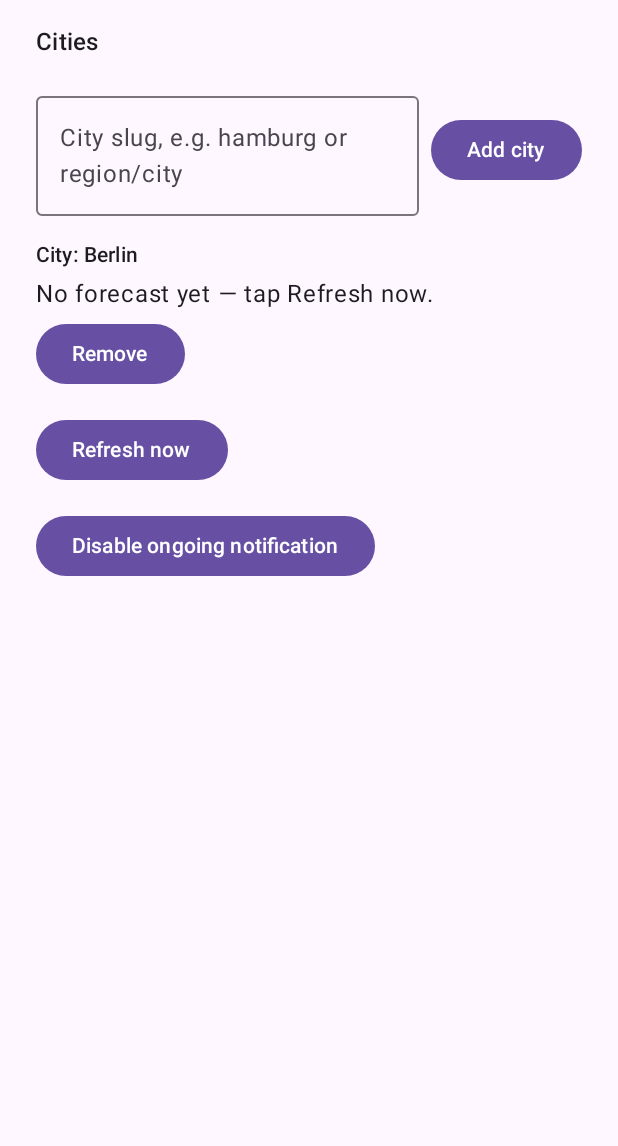
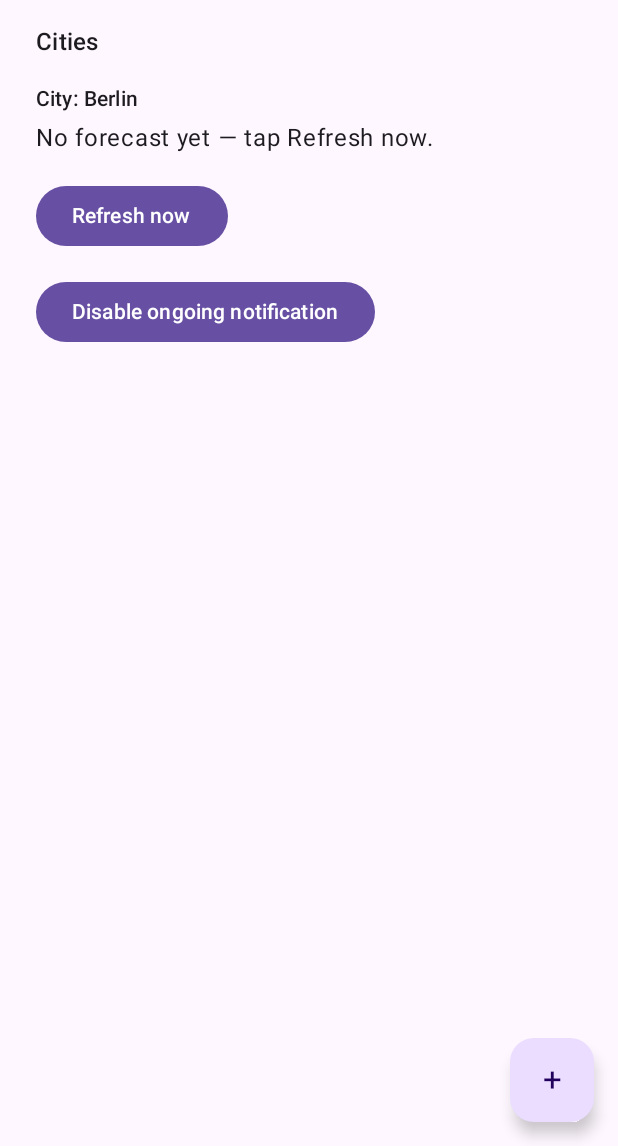
Before and after one commit to jayp33/Sonnenregen, an Android app built with Jetpack Compose: the screen it shows after launch (MainActivity), on a phone screen of 412 x 824 dp, the part 90-1236 px from its top. Run offline under Robolectric (Android 15) with nearby library versions, the phone set to English and light mode, and no system bars; 1 statement that could not run was skipped.

Commit message:
Tidy city UI: tappable grid, dialog add, details-only remove

```diff
--- a/app/src/main/java/de/jayp33/sonnenregen/ui/WeatherScreen.kt
+++ b/app/src/main/java/de/jayp33/sonnenregen/ui/WeatherScreen.kt
@@ -5,16 +5,20 @@ import android.content.pm.PackageManager
 import android.os.Build
 import androidx.activity.compose.rememberLauncherForActivityResult
 import androidx.activity.result.contract.ActivityResultContracts
+import androidx.compose.foundation.clickable
 import androidx.compose.foundation.layout.Arrangement
 import androidx.compose.foundation.layout.Column
-import androidx.compose.foundation.layout.Row
 import androidx.compose.foundation.layout.fillMaxSize
+import androidx.compose.foundation.layout.fillMaxWidth
 import androidx.compose.foundation.layout.padding
 import androidx.compose.foundation.rememberScrollState
 import androidx.compose.foundation.verticalScroll
+import androidx.compose.material3.AlertDialog
 import androidx.compose.material3.Button
+import androidx.compose.material3.FloatingActionButton
 import androidx.compose.material3.MaterialTheme
 import androidx.compose.material3.OutlinedTextField
+import androidx.compose.material3.Scaffold
 import androidx.compose.material3.Surface
 import androidx.compose.material3.Text
 import androidx.compose.material3.TextButton
@@ -25,10 +29,11 @@ import androidx.compose.runtime.mutableStateOf
 import androidx.compose.runtime.remember
 import androidx.compose.runtime.rememberCoroutineScope
 import androidx.compose.runtime.setValue
-import androidx.compose.ui.Alignment
 import androidx.compose.ui.Modifier
 import androidx.compose.ui.platform.LocalContext
 import androidx.compose.ui.res.stringResource
+import androidx.compose.ui.semantics.contentDescription
+import androidx.compose.ui.semantics.semantics
 import androidx.compose.ui.unit.dp
 import androidx.core.content.ContextCompat
 import de.jayp33.sonnenregen.R
@@ -54,6 +59,7 @@ fun WeatherScreen() {
     var forecasts by remember { mutableStateOf<Map<String, CityForecast>>(emptyMap()) }
     var expandedCities by remember { mutableStateOf<Set<String>>(emptySet()) }
     var nowMillis by remember { mutableStateOf(System.currentTimeMillis()) }
+    var showAddCityDialog by remember { mutableStateOf(false) }
     var cityInput by remember { mutableStateOf("") }
     var error by remember { mutableStateOf<String?>(null) }
     var enabled by remember { mutableStateOf(true) }
@@ -88,9 +94,33 @@ fun WeatherScreen() {
         .filter { it > 0L }
         .minOrNull()
 
+    fun dismissAddCity() {
+        showAddCityDialog = false
+        cityInput = ""
+        error = null
+    }
+
+    Scaffold(
+        floatingActionButton = {
+            val addCityLabel = stringResource(R.string.add_city)
+            FloatingActionButton(
+                onClick = {
+                    cityInput = ""
+                    error = null
+                    showAddCityDialog = true
+                },
+                modifier = Modifier.semantics(mergeDescendants = true) {
+                    contentDescription = addCityLabel
+                },
+            ) {
+                Text("+", style = MaterialTheme.typography.titleLarge)
+            }
+        },
+    ) { padding ->
         Surface(modifier = Modifier.fillMaxSize()) {
             Column(
                 modifier = Modifier
+                    .padding(padding)
                     .padding(24.dp)
                     .verticalScroll(rememberScrollState()),
                 verticalArrangement = Arrangement.spacedBy(16.dp),
@@ -107,40 +137,6 @@ fun WeatherScreen() {
 
                 Text(stringResource(R.string.cities), style = MaterialTheme.typography.titleMedium)
 
-            Row(
-                verticalAlignment = Alignment.CenterVertically,
-                horizontalArrangement = Arrangement.spacedBy(8.dp),
-            ) {
-                OutlinedTextField(
-                    value = cityInput,
-                    onValueChange = { cityInput = it; error = null },
-                    label = { Text(stringResource(R.string.city_hint)) },
-                    singleLine = true,
-                    modifier = Modifier.weight(1f),
-                )
-                Button(onClick = {
-                    scope.launch {
-                        val city = normalizeCity(cityInput)
-                        error = when {
-                            !isValidCitySlug(city) -> context.getString(R.string.invalid_city)
-                            city in cities -> context.getString(R.string.city_already_added)
-                            !store.addCity(city) -> context.getString(R.string.invalid_city)
-                            else -> {
-                                cityInput = ""
-                                WeatherScheduler.refreshNow(context)
-                                null
-                            }
-                        }
-                    }
-                }) {
-                    Text(stringResource(R.string.add_city))
-                }
-            }
-
-            if (error != null) {
-                Text(error!!, color = MaterialTheme.colorScheme.error)
-            }
-
                 if (cities.isEmpty()) {
                     Text(stringResource(R.string.no_cities))
                 } else {
@@ -149,31 +145,34 @@ fun WeatherScreen() {
                         val label = forecast?.displayName?.takeIf { it.isNotBlank() }
                             ?: displayCity(city)
                         val detailsExpanded = city in expandedCities
+
                         Column(verticalArrangement = Arrangement.spacedBy(4.dp)) {
+                            // The city line and colour grid are one tappable summary;
+                            // no separate show/hide button is needed.
+                            Column(
+                                modifier = Modifier
+                                    .fillMaxWidth()
+                                    .clickable {
+                                        expandedCities = if (detailsExpanded) {
+                                            expandedCities - city
+                                        } else {
+                                            expandedCities + city
+                                        }
+                                    },
+                                verticalArrangement = Arrangement.spacedBy(4.dp),
+                            ) {
                                 Text(
                                     stringResource(R.string.city, label),
                                     style = MaterialTheme.typography.titleSmall,
                                 )
                                 if (forecast != null) {
                                     HourlyOverview(label, forecast.hours)
-                            TextButton(onClick = {
-                                expandedCities = if (detailsExpanded) {
-                                    expandedCities - city
                                 } else {
-                                    expandedCities + city
+                                    Text(stringResource(R.string.no_forecast))
                                 }
-                            }) {
-                                Text(
-                                    stringResource(
-                                        if (detailsExpanded) {
-                                            R.string.hide_details
-                                        } else {
-                                            R.string.show_details
-                                        },
-                                    ),
-                                )
                             }
-                            if (detailsExpanded) {
+
+                            if (forecast != null && detailsExpanded) {
                                 UpdatedText(forecast.fetchedAtMillis, nowMillis)
                                 Text(stringResource(R.string.sun, forecast.sunSummary))
                                 Text(stringResource(R.string.rain, forecast.rainSummary))
@@ -186,10 +185,7 @@ fun WeatherScreen() {
                                 if (sunrise != null || sunset != null) {
                                     Text(listOfNotNull(sunrise, sunset).joinToString(" · "))
                                 }
-                            }
-                        } else {
-                            Text(stringResource(R.string.no_forecast))
-                        }
+
                                 Button(onClick = {
                                     scope.launch {
                                         store.removeCity(city)
@@ -197,6 +193,7 @@ fun WeatherScreen() {
                                     }
                                 }) {
                                     Text(stringResource(R.string.remove))
+                                }
                             }
                         }
                     }
@@ -241,6 +238,51 @@ fun WeatherScreen() {
         }
     }
 
+    if (showAddCityDialog) {
+        AlertDialog(
+            onDismissRequest = ::dismissAddCity,
+            title = { Text(stringResource(R.string.add_city)) },
+            text = {
+                Column(verticalArrangement = Arrangement.spacedBy(8.dp)) {
+                    OutlinedTextField(
+                        value = cityInput,
+                        onValueChange = { cityInput = it; error = null },
+                        label = { Text(stringResource(R.string.city_hint)) },
+                        singleLine = true,
+                    )
+                    if (error != null) {
+                        Text(error!!, color = MaterialTheme.colorScheme.error)
+                    }
+                }
+            },
+            confirmButton = {
+                TextButton(onClick = {
+                    scope.launch {
+                        val city = normalizeCity(cityInput)
+                        error = when {
+                            !isValidCitySlug(city) -> context.getString(R.string.invalid_city)
+                            city in cities -> context.getString(R.string.city_already_added)
+                            !store.addCity(city) -> context.getString(R.string.invalid_city)
+                            else -> {
+                                dismissAddCity()
+                                WeatherScheduler.refreshNow(context)
+                                null
+                            }
+                        }
+                    }
+                }) {
+                    Text(stringResource(R.string.add_city))
+                }
+            },
+            dismissButton = {
+                TextButton(onClick = ::dismissAddCity) {
+                    Text(stringResource(R.string.cancel))
+                }
+            },
+        )
+    }
+}
+
 @Composable
 private fun UpdatedText(fetchedAtMillis: Long, nowMillis: Long) {
     val age = relativeAge(fetchedAtMillis, nowMillis) ?: return
--- a/app/src/main/res/values/strings.xml
+++ b/app/src/main/res/values/strings.xml
@@ -30,8 +30,6 @@
     <string name="hour_rain">rain</string>
     <string name="hour_heavy_rain">heavy rain</string>
     <string name="no_forecast">No forecast yet — tap Refresh now.</string>
-    <string name="show_details">Show details</string>
-    <string name="hide_details">Hide details</string>
     <string name="refresh_now">Refresh now</string>
     <string name="disable_notification">Disable ongoing notification</string>
     <string name="enable_notification">Enable ongoing notification</string>
@@ -40,10 +38,11 @@
     <string name="cities">Cities</string>
     <string name="city_hint">City slug, e.g. hamburg or region/city</string>
     <string name="add_city">Add city</string>
+    <string name="cancel">Cancel</string>
     <string name="remove">Remove</string>
     <string name="invalid_city">Enter a valid city slug (letters, digits, hyphens, /).</string>
     <string name="city_already_added">This city is already configured.</string>
-    <string name="no_cities">No cities configured — add one above.</string>
+    <string name="no_cities">No cities configured — use the + button to add one.</string>
     <string name="no_cities_notification">No cities configured</string>
     <string name="city_line">%1$s: %2$s</string>
 
```
Also changed, not shown: 3 other files. Lines whose indentation alone changed are shown as unchanged.
